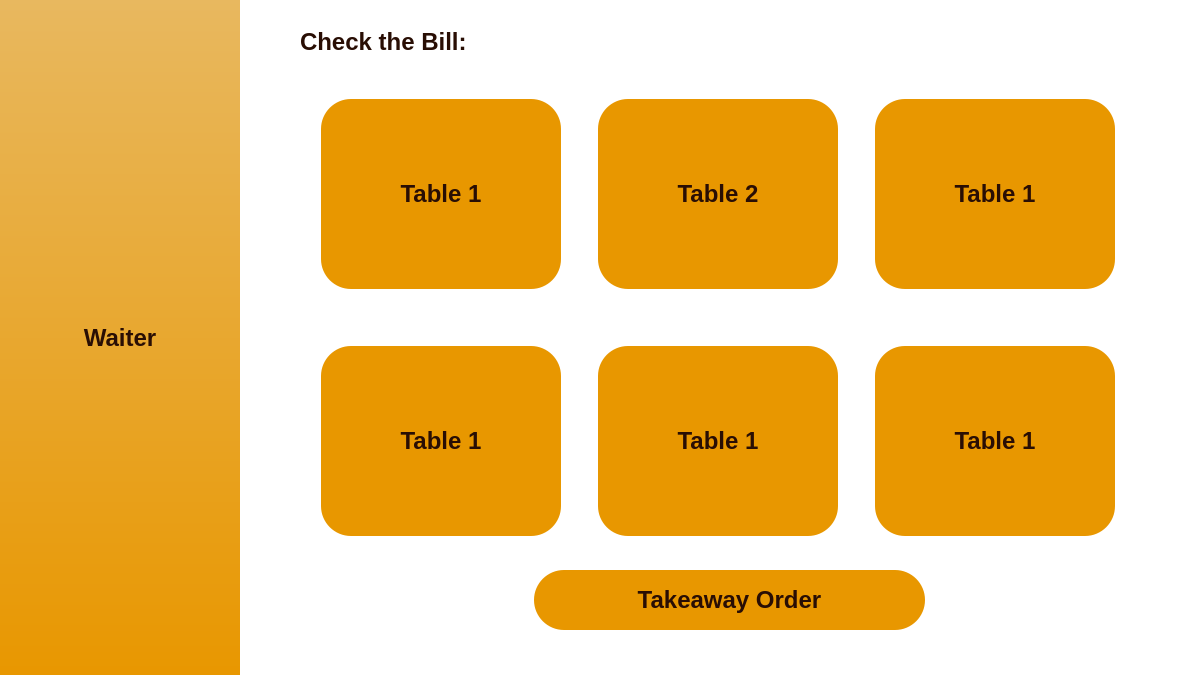
The window that main.ui (GaryTin/hackust) describes before a commit, drawn with Qt 5.
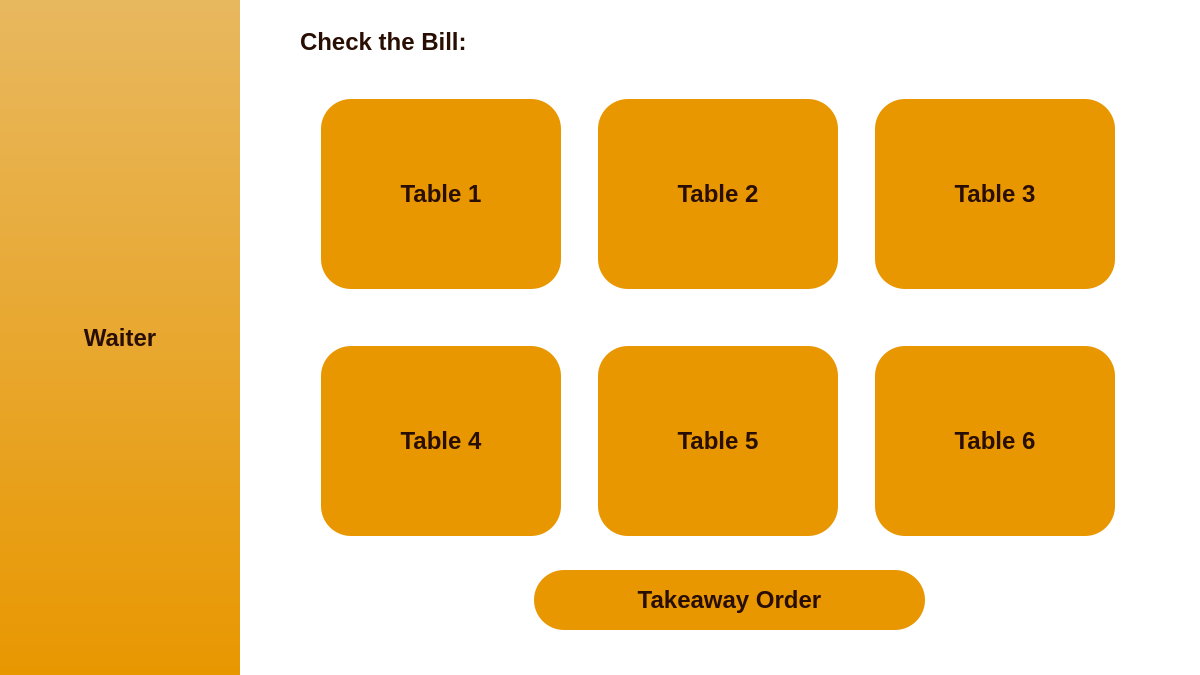
The same window after the commit. The open tabs and pages were chosen to show the change. Icons and pictures are not drawn.

Patch:
```diff
--- a/main.ui
+++ b/main.ui
@@ -490,7 +490,7 @@
 </string>
          </property>
          <property name="text">
-          <string>Table 1</string>
+          <string>Table 6</string>
          </property>
         </widget>
        </item>
@@ -568,7 +568,7 @@
 </string>
          </property>
          <property name="text">
-          <string>Table 1</string>
+          <string>Table 5</string>
          </property>
         </widget>
        </item>
@@ -646,7 +646,7 @@
 </string>
          </property>
          <property name="text">
-          <string>Table 1</string>
+          <string>Table 4</string>
          </property>
         </widget>
        </item>
@@ -685,7 +685,7 @@
 </string>
          </property>
          <property name="text">
-          <string>Table 1</string>
+          <string>Table 3</string>
          </property>
         </widget>
        </item>
```
Left out of the diff: 2 changed lines with no effect on the pictures.
